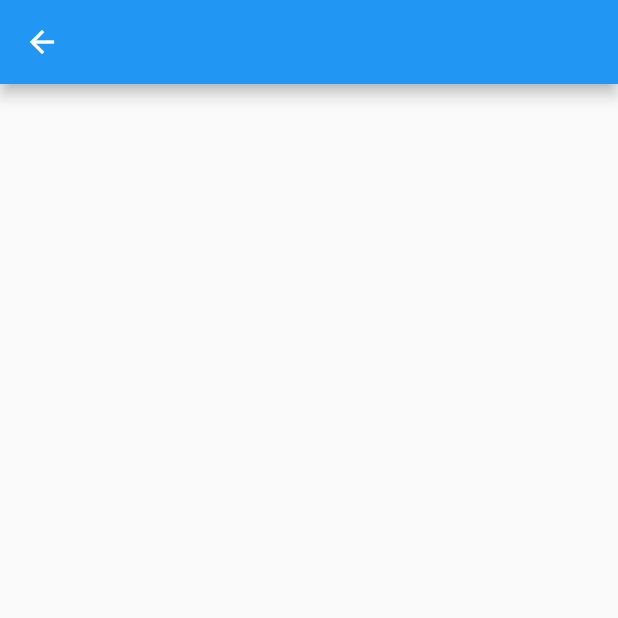
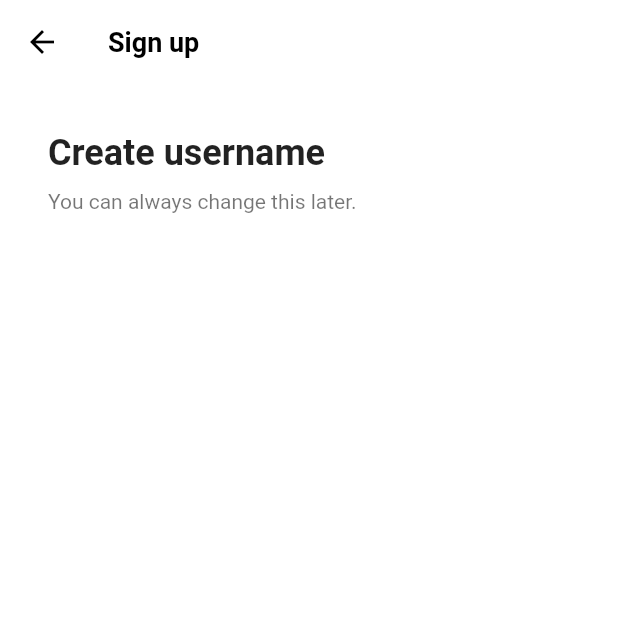
Before and after one commit to GTAEKI/tictokclone, a Flutter app: the screen it shows after launch, after a tap on "Use phone or email", on a phone screen of 412 x 824 dp, the top half of it. Run offline on Flutter 3.47's test engine with Material 2 defaults, Android fonts, the phone set to English and light mode, and no system bars; our stand-ins replace font_awesome_flutter.

Commit message:
second commit

```diff
--- a/lib/authentication/screens/username_screen.dart
+++ b/lib/authentication/screens/username_screen.dart
@@ -1,4 +1,6 @@
 import 'package:flutter/material.dart';
+import 'package:tiktok_clone/constants/gaps.dart';
+import 'package:tiktok_clone/constants/sizes.dart';
 
 class UserName extends StatelessWidget {
   const UserName({super.key});
@@ -6,8 +8,30 @@ class UserName extends StatelessWidget {
   @override
   Widget build(BuildContext context) {
     return Scaffold(
-      appBar: AppBar(),
-      body: Container(),
+      appBar: AppBar(
+        title: const Text(
+          "Sign up",
+        ),
+      ),
+      body: Padding(
+        padding: const EdgeInsets.all(Sizes.size32),
+        child: Column(
+          crossAxisAlignment: CrossAxisAlignment.start,
+          children: const [
+            Text(
+              "Create username",
+              style: TextStyle(
+                  fontSize: Sizes.size24, fontWeight: FontWeight.w700),
+            ),
+            Gaps.v10,
+            Text(
+              'You can always change this later.',
+              style: TextStyle(fontSize: Sizes.size14, color: Colors.black54),
+              textAlign: TextAlign.center,
+            ),
+          ],
+        ),
+      ),
     );
   }
 }
--- a/lib/main.dart
+++ b/lib/main.dart
@@ -1,5 +1,6 @@
 import 'package:flutter/material.dart';
 import 'package:tiktok_clone/authentication/screens/sign_up_screen.dart';
+import 'package:tiktok_clone/constants/sizes.dart';
 
 void main() {
   runApp(const TicTokApp());
@@ -14,7 +15,18 @@ class TicTokApp extends StatelessWidget {
     return MaterialApp(
       title: 'TicTok Clone',
       theme: ThemeData(
+        scaffoldBackgroundColor: Colors.white,
         primaryColor: const Color(0xffe9435a),
+        appBarTheme: const AppBarTheme(
+          backgroundColor: Colors.white,
+          foregroundColor: Colors.black,
+          elevation: 0,
+          titleTextStyle: TextStyle(
+            color: Colors.black,
+            fontSize: Sizes.size16 + Sizes.size2,
+            fontWeight: FontWeight.w600,
+          ),
+        ),
       ),
       home: const SignUpScreen(),
     );
```
